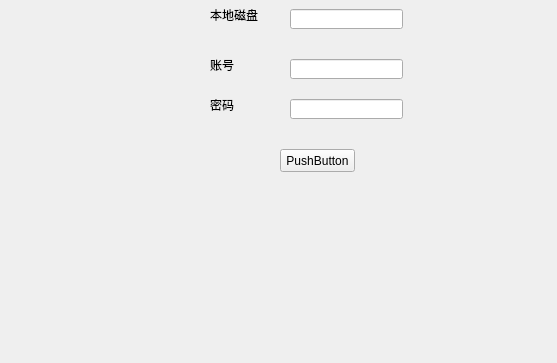
Qt form NetDrive/NetDrive/NetDrive.ui (97CBR/NetDrive) before a commit; both pictures show x 0 to 557 and y 138 to 501 of the 863 by 501 pixel window.
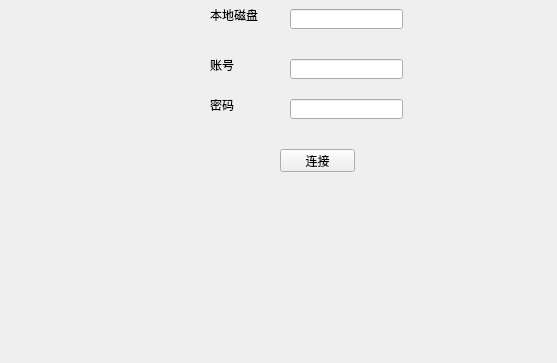
The same form after that commit.

The edit to the form file:
```diff
--- a/NetDrive/NetDrive/NetDrive.ui
+++ b/NetDrive/NetDrive/NetDrive.ui
@@ -129,7 +129,7 @@
      </rect>
     </property>
     <property name="text">
-     <string>PushButton</string>
+     <string>连接</string>
     </property>
    </widget>
   </widget>
```
Left out of the diff: 2 changed lines with no effect on the pictures.
